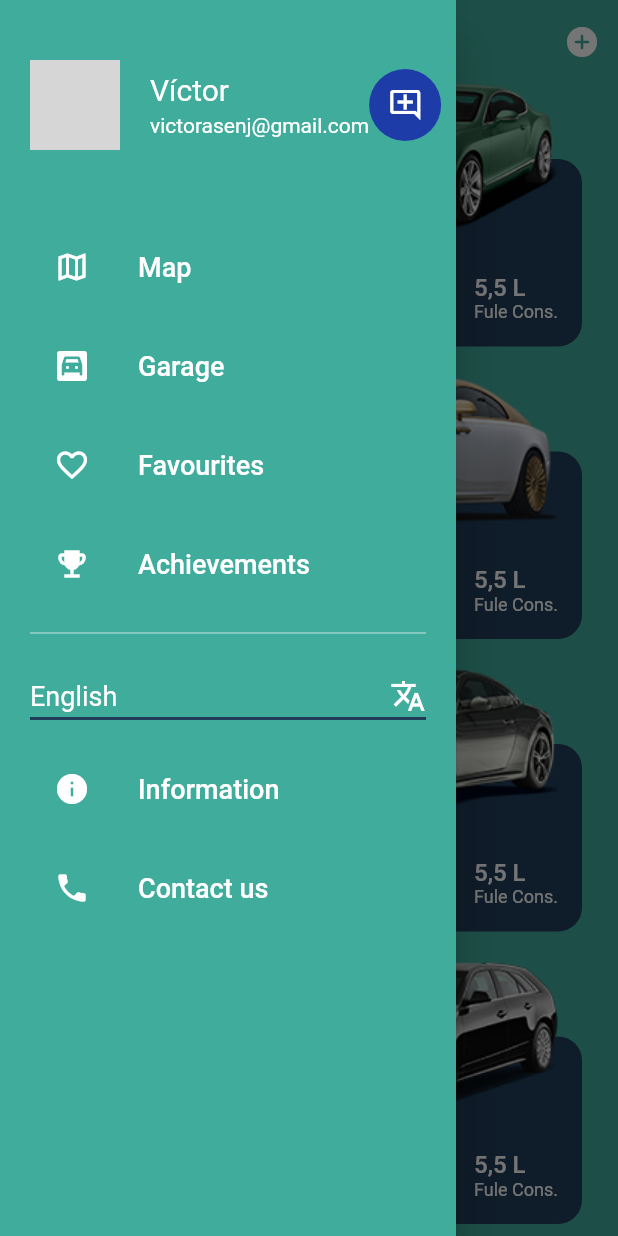
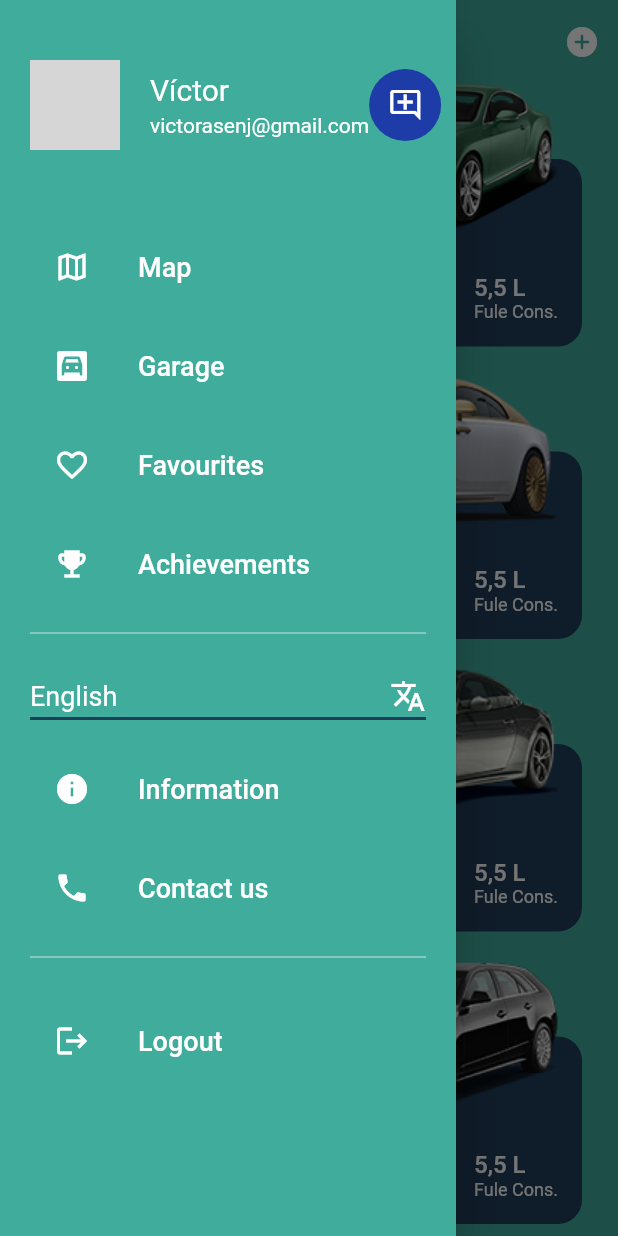
Before and after one commit to Alexandru-D6/Electrike_pes, a Flutter app: the GaragePage screen opened directly, with the side drawer open, on a phone screen of 412 x 824 dp. Run offline on Flutter 3.47's test engine with Material 2 defaults, Android fonts, the phone set to English and light mode, and no system bars; our stand-ins replace flutter_map, latlong2; missing offline and left inert: sign_button; network calls fail; grey boxes are pictures that could not be loaded.

Commit message:
log-out button added

```diff
--- a/lib/interficie/page/garage_page.dart
+++ b/lib/interficie/page/garage_page.dart
@@ -32,7 +32,7 @@ class GaragePage extends StatelessWidget {
             Icons.add_circle_rounded,
             color: Colors.white,
           ),
-          onPressed: () {}, //to-do: form de nuevo coche
+          onPressed: () {}, //TODO: form de nuevo coche
         )
       ],
     );
--- a/lib/interficie/widget/car_detail_info.dart
+++ b/lib/interficie/widget/car_detail_info.dart
@@ -64,7 +64,7 @@ class EditInfoCar extends StatelessWidget {
       mainAxisAlignment: MainAxisAlignment.spaceBetween,
       children: [
         TextButton(
-          onPressed: () {},//to-do EditInfoCar
+          onPressed: () {},//TODO: EditInfoCar
           style: ButtonStyle(
             backgroundColor: MaterialStateProperty.all<Color>(const Color(0xFF203e5a)),
             shape: MaterialStateProperty.all<RoundedRectangleBorder>(
@@ -82,7 +82,7 @@ class EditInfoCar extends StatelessWidget {
           ),
         ),
         TextButton(
-          onPressed: () {},//to-do EditInfoCar
+          onPressed: () {},//TODO: EditInfoCar
           style: ButtonStyle(
               backgroundColor: MaterialStateProperty.all<Color>(const Color(0xFF203e5a)),
               shape: MaterialStateProperty.all<RoundedRectangleBorder>(
--- a/lib/interficie/widget/lateral_menu_widget.dart
+++ b/lib/interficie/widget/lateral_menu_widget.dart
@@ -77,6 +77,17 @@ class NavigationDrawerWidget extends StatelessWidget {
                     text: 'Contact us',
                     icon: Icons.phone,
                     onClicked: () => selectedItem(context, 5),
+                  ),
+
+                  const SizedBox(height: 10),
+                  const Divider(color: Colors.white70),
+                  const SizedBox(height: 10),
+
+                  const SizedBox(height: 10),
+                  buildMenuItem(
+                    text: 'Logout',
+                    icon: Icons.logout,
+                    onClicked: () => selectedItem(context, 5), //TODO: reference logout routine
                   ),
                 ],
               ),
```
